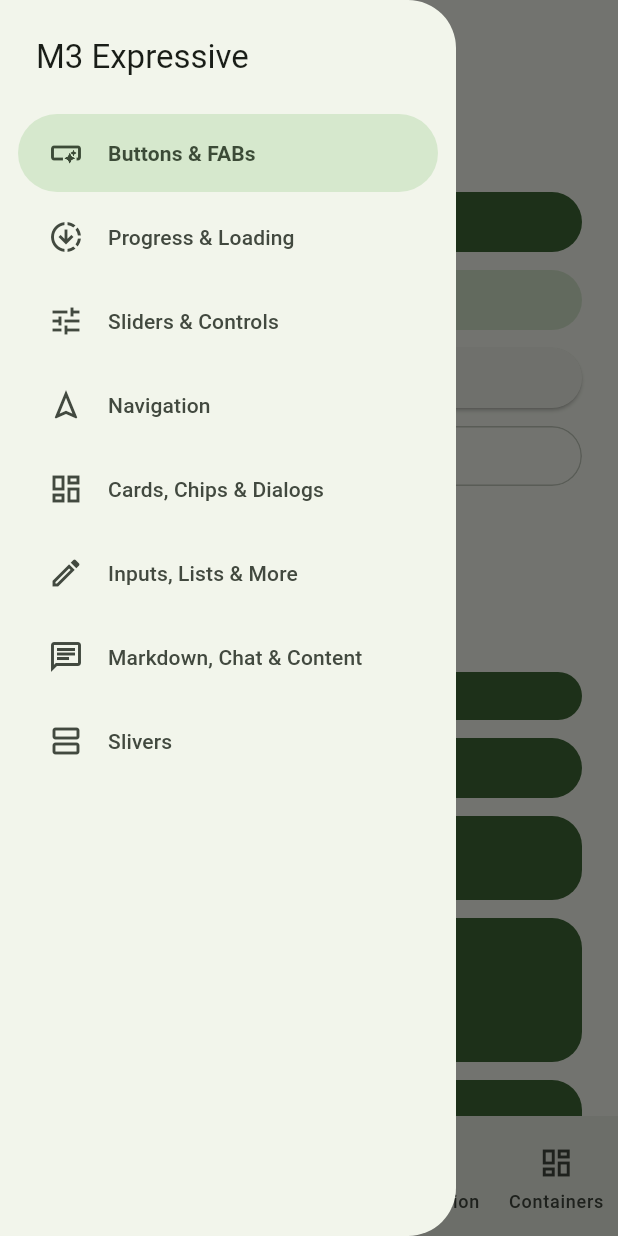
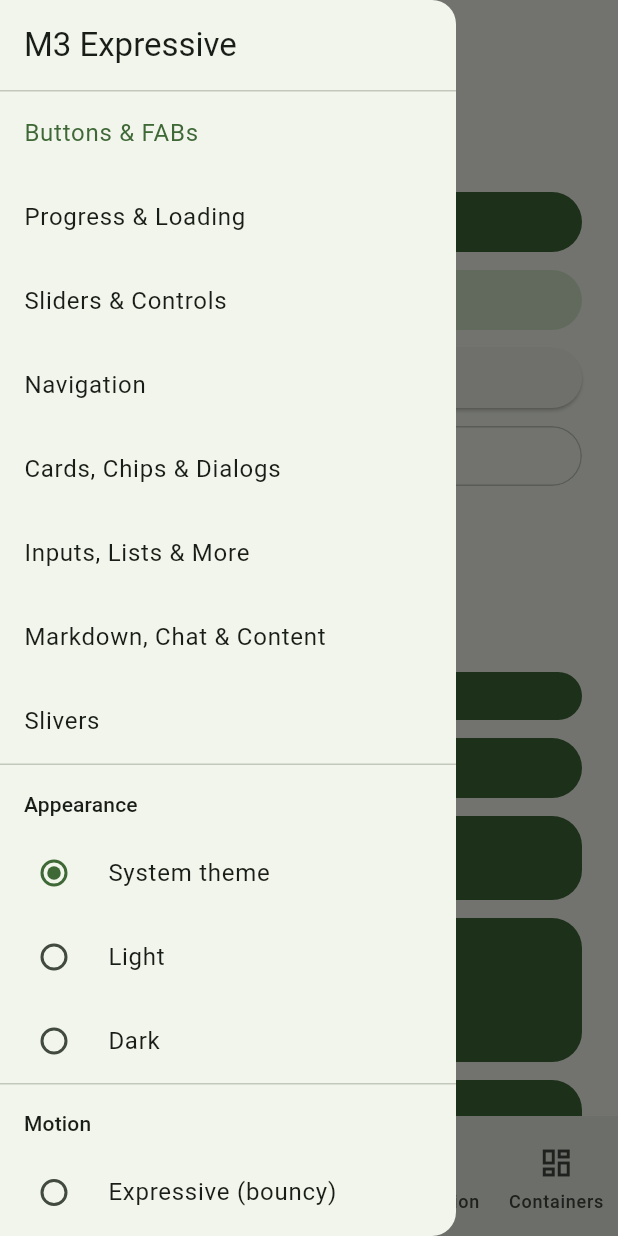
Before and after one commit to asimawdah/expressive_ui_kit, a Flutter app: the screen it shows after launch, with the side drawer open, on a phone screen of 412 x 824 dp. Run offline on Flutter 3.47's test engine with Material 3 defaults, Android fonts, the phone set to English and light mode, and no system bars; missing offline and left inert: material_new_shapes; statements that could not run were skipped.

Commit message:
Add CI, reduced motion support, and project infrastructure
- Add GitHub Actions workflow for analyze, format check, and tests
- Honor MediaQuery.disableAnimations via MEMotionScheme.reduced in METheme.of
- Add MESpringSpec.instant for zero-duration spring targets
- Fix example gallery with light/dark themes and motion toggles
- Add LICENSE, CHANGELOG, and pubspec repository metadata
- Expand widget tests for buttons, switches, and reduced motion

Co-authored-by: Asim Awdah <contact@asimawdah.com>

```diff
--- a/example/lib/main.dart
+++ b/example/lib/main.dart
@@ -12,31 +12,60 @@ import 'pages/slivers_page.dart';
 
 void main() => runApp(const GalleryApp());
 
-class GalleryApp extends StatelessWidget {
+class GalleryApp extends StatefulWidget {
   const GalleryApp({super.key});
 
   @override
-  Widget build(BuildContext context) {
+  State<GalleryApp> createState() => _GalleryAppState();
+}
+
+class _GalleryAppState extends State<GalleryApp> {
+  ThemeMode _themeMode = ThemeMode.system;
+  METhemeData _meTheme = METhemeData.expressive;
+
+  static ThemeData _themeFor(Brightness brightness) {
     final ColorScheme scheme = ColorScheme.fromSeed(
       seedColor: const Color(0xFF3D6B35),
-      brightness: Brightness.light,
+      brightness: brightness,
     );
+    return ThemeData.from(colorScheme: scheme, useMaterial3: true);
+  }
+
+  @override
+  Widget build(BuildContext context) {
     return MaterialApp(
       title: 'M3 Expressive Gallery',
       debugShowCheckedModeBanner: false,
-      theme: ThemeData.from(colorScheme: scheme, useMaterial3: true),
-      themeMode: ThemeMode.dark,
+      theme: _themeFor(Brightness.light),
+      darkTheme: _themeFor(Brightness.dark),
+      themeMode: _themeMode,
       builder: (context, child) => METheme(
-        data: METhemeData.expressive,
+        data: _meTheme,
         child: child!,
       ),
-      home: const GalleryHome(),
+      home: GalleryHome(
+        themeMode: _themeMode,
+        meTheme: _meTheme,
+        onThemeModeChanged: (mode) => setState(() => _themeMode = mode),
+        onMeThemeChanged: (theme) => setState(() => _meTheme = theme),
+      ),
     );
   }
 }
 
 class GalleryHome extends StatefulWidget {
-  const GalleryHome({super.key});
+  const GalleryHome({
+    super.key,
+    required this.themeMode,
+    required this.meTheme,
+    required this.onThemeModeChanged,
+    required this.onMeThemeChanged,
+  });
+
+  final ThemeMode themeMode;
+  final METhemeData meTheme;
+  final ValueChanged<ThemeMode> onThemeModeChanged;
+  final ValueChanged<METhemeData> onMeThemeChanged;
 
   @override
   State<GalleryHome> createState() => _GalleryHomeState();
@@ -84,58 +113,87 @@ class _GalleryHomeState extends State<GalleryHome> {
           );
 
     return Scaffold(
-      drawer: MEDrawer(
-        header: Text(
+      drawer: Drawer(
+        child: SafeArea(
+          child: ListView(
+            padding: const EdgeInsets.symmetric(vertical: 8),
+            children: <Widget>[
+              Padding(
+                padding: const EdgeInsets.fromLTRB(16, 8, 16, 16),
+                child: Text(
                   'M3 Expressive',
                   style: Theme.of(context).textTheme.titleLarge,
                 ),
-        selectedIndex: _index,
-        onDestinationSelected: (i) {
+              ),
+              const Divider(height: 1),
+              for (var i = 0; i < _titles.length; i++)
+                ListTile(
+                  selected: _index == i,
+                  title: Text(_titles[i]),
+                  onTap: () {
                     setState(() => _index = i);
                     Navigator.of(context).pop();
                   },
-        destinations: const <MEDrawerDestination>[
-          MEDrawerDestination(
-            icon: Icons.smart_button_outlined,
-            selectedIcon: Icons.smart_button,
-            label: 'Buttons & FABs',
                 ),
-          MEDrawerDestination(
-            icon: Icons.downloading_outlined,
-            selectedIcon: Icons.downloading,
-            label: 'Progress & Loading',
+              const Divider(height: 1),
+              Padding(
+                padding: const EdgeInsets.fromLTRB(16, 16, 16, 8),
+                child: Text(
+                  'Appearance',
+                  style: Theme.of(context).textTheme.labelLarge,
                 ),
-          MEDrawerDestination(
-            icon: Icons.tune_outlined,
-            selectedIcon: Icons.tune,
-            label: 'Sliders & Controls',
               ),
-          MEDrawerDestination(
-            icon: Icons.navigation_outlined,
-            selectedIcon: Icons.navigation,
-            label: 'Navigation',
+              RadioListTile<ThemeMode>(
+                title: const Text('System theme'),
+                value: ThemeMode.system,
+                groupValue: widget.themeMode,
+                onChanged: (mode) {
+                  if (mode != null) widget.onThemeModeChanged(mode);
+                },
               ),
-          MEDrawerDestination(
-            icon: Icons.dashboard_outlined,
-            selectedIcon: Icons.dashboard,
-            label: 'Cards, Chips & Dialogs',
+              RadioListTile<ThemeMode>(
+                title: const Text('Light'),
+                value: ThemeMode.light,
+                groupValue: widget.themeMode,
+                onChanged: (mode) {
+                  if (mode != null) widget.onThemeModeChanged(mode);
+                },
               ),
-          MEDrawerDestination(
-            icon: Icons.edit_outlined,
-            selectedIcon: Icons.edit,
-            label: 'Inputs, Lists & More',
+              RadioListTile<ThemeMode>(
+                title: const Text('Dark'),
+                value: ThemeMode.dark,
+                groupValue: widget.themeMode,
+                onChanged: (mode) {
+                  if (mode != null) widget.onThemeModeChanged(mode);
+                },
               ),
-          MEDrawerDestination(
-            icon: Icons.chat_outlined,
-            selectedIcon: Icons.chat,
-            label: 'Markdown, Chat & Content',
+              const Divider(height: 1),
+              Padding(
+                padding: const EdgeInsets.fromLTRB(16, 16, 16, 8),
+                child: Text(
+                  'Motion',
+                  style: Theme.of(context).textTheme.labelLarge,
                 ),
-          MEDrawerDestination(
-            icon: Icons.view_agenda_outlined,
-            selectedIcon: Icons.view_agenda,
-            label: 'Slivers',
+              ),
+              RadioListTile<bool>(
+                title: const Text('Expressive (bouncy)'),
+                value: true,
+                groupValue: widget.meTheme.motion == MEMotionScheme.expressive,
+                onChanged: (_) {
+                  widget.onMeThemeChanged(METhemeData.expressive);
+                },
+              ),
+              RadioListTile<bool>(
+                title: const Text('Standard (subtle)'),
+                value: false,
+                groupValue: widget.meTheme.motion == MEMotionScheme.expressive,
+                onChanged: (_) {
+                  widget.onMeThemeChanged(METhemeData.standard);
+                },
               ),
             ],
+          ),
+        ),
       ),
       body: body,
       bottomNavigationBar: MENavigationBar(
--- a/lib/src/theme/me_motion.dart
+++ b/lib/src/theme/me_motion.dart
@@ -13,13 +13,27 @@ import 'package:flutter/widgets.dart';
 ///   critically damped and never bounce.
 @immutable
 class MESpringSpec {
-  const MESpringSpec({required this.dampingRatio, required this.stiffness});
+  const MESpringSpec({
+    required this.dampingRatio,
+    required this.stiffness,
+    this.instant = false,
+  });
+
+  /// A zero-duration spec used when the platform requests reduced motion.
+  static const instant = MESpringSpec(
+    dampingRatio: 1.0,
+    stiffness: 1.0,
+    instant: true,
+  );
 
   /// Damping ratio. 1.0 is critically damped (no bounce), < 1.0 bounces.
   final double dampingRatio;
 
   /// Spring stiffness. Higher values settle faster.
   final double stiffness;
+
+  /// When true, animations snap to their target with no spring simulation.
+  final bool instant;
 
   /// Converts this spec into a [SpringDescription] usable with
   /// [SpringSimulation] or `AnimationController.animateWith`.
@@ -34,6 +48,7 @@ class MESpringSpec {
   /// An approximate [Duration] for the spring to settle, useful when a
   /// widget needs a bounded [AnimationController].
   Duration get approximateDuration {
+    if (instant) return Duration.zero;
     // Settle time approximation for an underdamped/critically damped spring.
     final double omega = stiffness <= 0 ? 1 : stiffness;
     final double seconds = 8.0 / (dampingRatio * math.sqrt(omega));
@@ -42,7 +57,8 @@ class MESpringSpec {
 
   /// A [Curve] that follows this spring's motion, for use with standard
   /// curve-driven animations (implicit animations, transitions, etc).
-  Curve get curve => MESpringCurve(this);
+  Curve get curve =>
+      instant ? const Threshold(0.0) : MESpringCurve(this);
 }
 
 /// A [Curve] backed by a [SpringSimulation], allowing spring physics to be
@@ -111,6 +127,17 @@ class MEMotionScheme {
     defaultEffects: MESpringSpec(dampingRatio: 1.0, stiffness: 1600),
     slowEffects: MESpringSpec(dampingRatio: 1.0, stiffness: 800),
   );
+
+  /// Instant motion for reduced-motion accessibility settings. All springs
+  /// snap to their targets with no bounce or overshoot.
+  static const MEMotionScheme reduced = MEMotionScheme(
+    fastSpatial: MESpringSpec.instant,
+    defaultSpatial: MESpringSpec.instant,
+    slowSpatial: MESpringSpec.instant,
+    fastEffects: MESpringSpec.instant,
+    defaultEffects: MESpringSpec.instant,
+    slowEffects: MESpringSpec.instant,
+  );
 }
 
 /// Drives an [AnimationController] with a spring simulation toward [target]
@@ -121,6 +148,10 @@ void springTo(
   double target,
   MESpringSpec spec,
 ) {
+  if (spec.instant) {
+    controller.value = target;
+    return;
+  }
   final simulation = SpringSimulation(
     spec.toSpringDescription(),
     controller.value,
--- a/lib/src/theme/me_theme.dart
+++ b/lib/src/theme/me_theme.dart
@@ -48,7 +48,11 @@ class METheme extends InheritedWidget {
 
   static METhemeData of(BuildContext context) {
     final theme = context.dependOnInheritedWidgetOfExactType<METheme>();
-    return theme?.data ?? METhemeData.expressive;
+    final data = theme?.data ?? METhemeData.expressive;
+    if (MediaQuery.disableAnimationsOf(context)) {
+      return data.copyWith(motion: MEMotionScheme.reduced);
+    }
+    return data;
   }
 
   @override
--- a/pubspec.yaml
+++ b/pubspec.yaml
@@ -5,6 +5,8 @@ description: >-
   sliders and more — drop-in replacements for standard Material widgets.
 version: 0.1.0
 homepage: https://m3.material.io
+repository: https://github.com/asimawdah/material_expressive
+issue_tracker: https://github.com/asimawdah/material_expressive/issues
 
 environment:
   sdk: ">=3.4.0 <4.0.0"
```
Also changed, not shown: 5 other files. Lines whose indentation alone changed are shown as unchanged.
